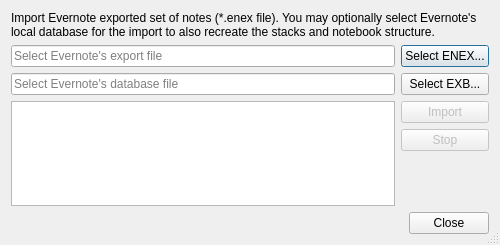
Before: the Qt Designer form src/DialogImportEnex.ui in gdevic/LucidNotes, drawn with Qt 5.
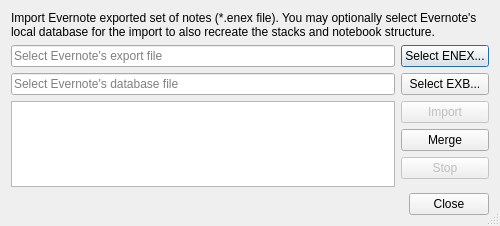
After: the same form once the commit is applied. Icons and pictures are not drawn.

Commit message: More Enex changes (experimental)

```diff
--- a/src/DialogImportEnex.ui
+++ b/src/DialogImportEnex.ui
@@ -7,7 +7,7 @@
     <x>0</x>
     <y>0</y>
     <width>500</width>
-    <height>245</height>
+    <height>226</height>
    </rect>
   </property>
   <property name="minimumSize">
@@ -96,6 +96,13 @@
          </property>
         </widget>
        </item>
+       <item>
+        <widget class="QPushButton" name="pbMerge">
+         <property name="text">
+          <string>Merge</string>
+         </property>
+        </widget>
+       </item>
        <item>
         <widget class="QPushButton" name="pbStop">
          <property name="enabled">
@@ -124,6 +131,24 @@
     </layout>
    </item>
    <item>
+    <layout class="QHBoxLayout" name="horizontalLayout">
+     <item>
+      <widget class="QLabel" name="labelStatus"/>
+     </item>
+     <item>
+      <spacer name="horizontalSpacer">
+       <property name="orientation">
+        <enum>Qt::Horizontal</enum>
+       </property>
+       <property name="sizeHint" stdset="0">
+        <size>
+         <width>40</width>
+         <height>20</height>
+        </size>
+       </property>
+      </spacer>
+     </item>
+     <item>
     <widget class="QDialogButtonBox" name="buttonBox">
      <property name="orientation">
       <enum>Qt::Horizontal</enum>
@@ -132,6 +157,8 @@
       <set>QDialogButtonBox::Close</set>
      </property>
     </widget>
+     </item>
+    </layout>
    </item>
   </layout>
  </widget>
```
Lines whose indentation alone changed are shown as unchanged. The commit also changes 2 other files.
